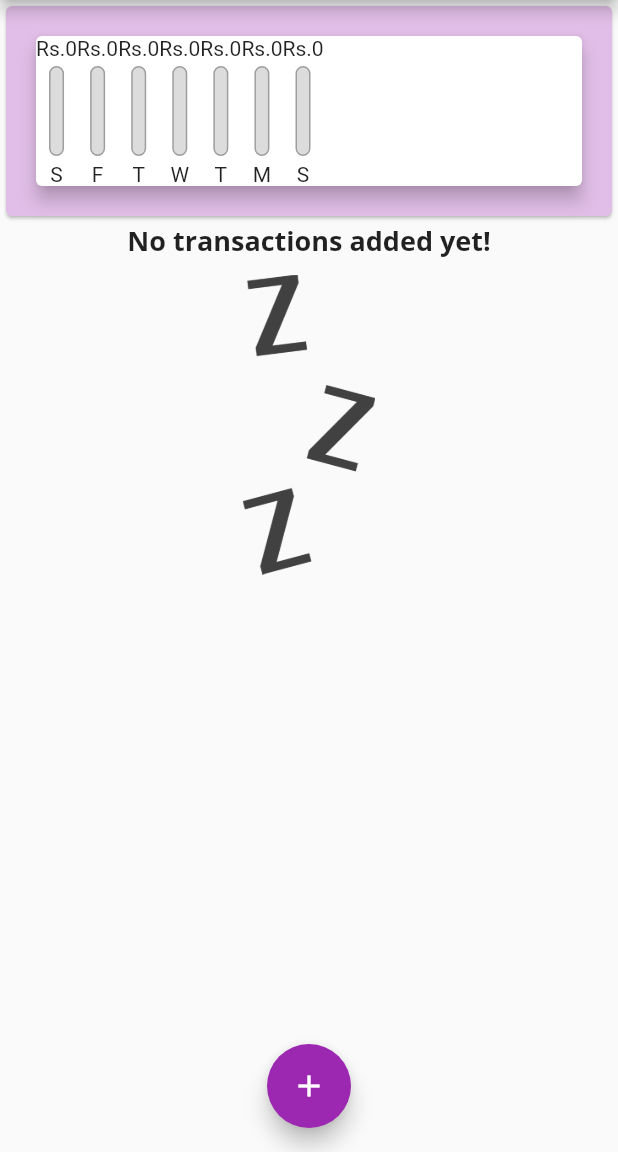
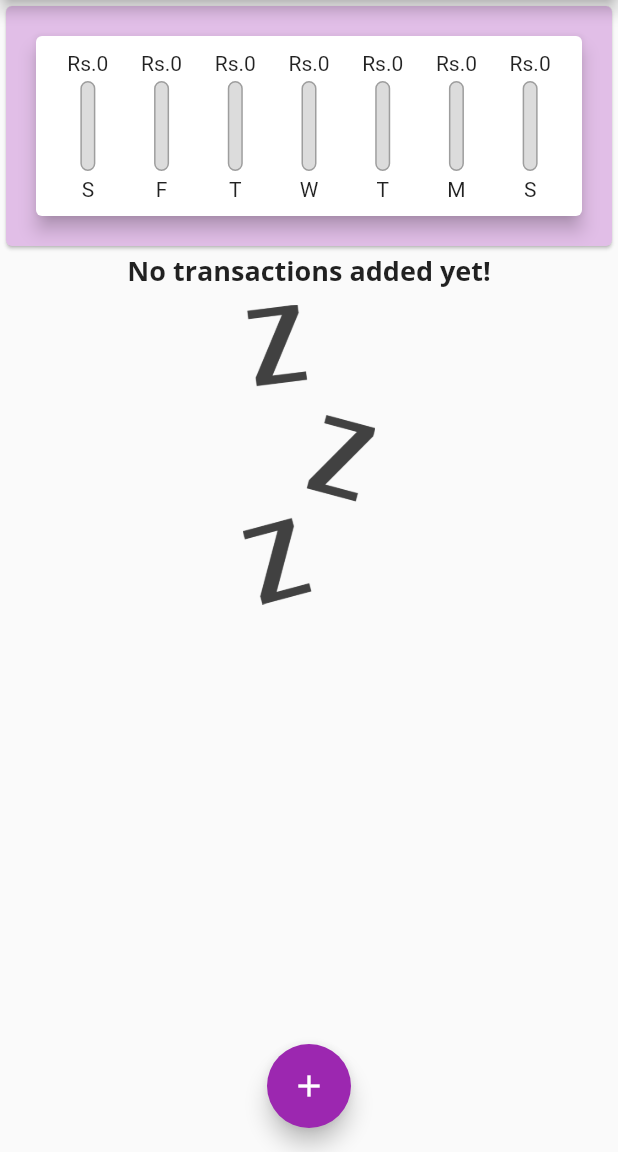
Before and after one commit to yazindu/personal_expenses_app, a Flutter app: the screen it shows after launch, on a phone screen of 412 x 824 dp, the part 84-1236 px from its top. Run offline on Flutter 3.47's test engine with Material 2 defaults, Android fonts, the phone set to English and light mode, and no system bars; Roboto replaces fonts that are missing (Open Sans).

Commit message:
feat: 037 Finishing the Chart Bars

```diff
--- a/lib/widgets/chart.dart
+++ b/lib/widgets/chart.dart
@@ -38,16 +38,22 @@ class Chart extends StatelessWidget {
     return Card(
       elevation: 5,
       margin: EdgeInsets.all(20),
+      child: Padding(
+        padding: const EdgeInsets.all(10),
         child: Row(
+          mainAxisAlignment: MainAxisAlignment.spaceAround,
           children: groupedTransactionValues.map((data) {
-          // return Text('${data['day']}: ${data['amount']}');
-          return ChartBar(
+            return Flexible(
+              fit: FlexFit.tight,
+              child: ChartBar(
                   data['day'] as String,
                   data['amount'] as double,
                   totalSpending == 0.0
                       ? 0
-                  : (data['amount'] as double) / totalSpending);
+                      : (data['amount'] as double) / totalSpending),
+            );
           }).toList(),
+        ),
       ),
     );
   }
--- a/lib/widgets/chart_bar.dart
+++ b/lib/widgets/chart_bar.dart
@@ -11,7 +11,7 @@ class ChartBar extends StatelessWidget {
   Widget build(BuildContext context) {
     return Column(
       children: [
-        Text('Rs.${spendingAmount.toStringAsFixed(0)}'),
+        FittedBox(child: Text('Rs.${spendingAmount.toStringAsFixed(0)}')),
         SizedBox(
           height: 4,
         ),
@@ -30,8 +30,10 @@ class ChartBar extends StatelessWidget {
               FractionallySizedBox(
                 heightFactor: spendingPctOfTotal,
                 child: Container(
-                  decoration:
-                      BoxDecoration(color: Theme.of(context).primaryColor),
+                  decoration: BoxDecoration(
+                    color: Theme.of(context).primaryColor,
+                    borderRadius: BorderRadius.circular(10),
+                  ),
                 ),
               )
             ],
```
Lines whose indentation alone changed are shown as unchanged.
